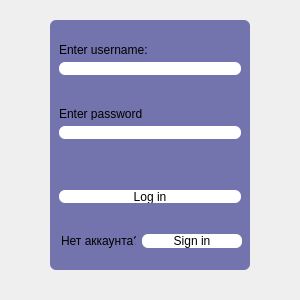
The window that UI/log_in.ui (TmT4elovek/Everyday-Application) describes before a commit, drawn with Qt 5.
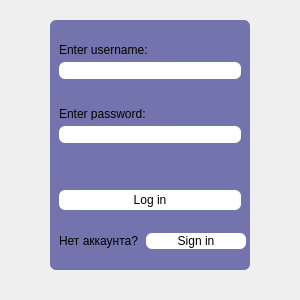
The same window after the commit.

Diff of the .ui file:
```diff
--- a/UI/log_in.ui
+++ b/UI/log_in.ui
@@ -78,6 +78,9 @@
         <height>50</height>
        </size>
       </property>
+      <property name="styleSheet">
+       <string notr="true">font: 87 10pt &quot;Segoe UI Black&quot;;</string>
+      </property>
       <property name="frameShape">
        <enum>QFrame::StyledPanel</enum>
       </property>
@@ -94,6 +97,12 @@
        </item>
        <item>
         <widget class="QLineEdit" name="username_edit">
+         <property name="minimumSize">
+          <size>
+           <width>0</width>
+           <height>17</height>
+          </size>
+         </property>
          <property name="styleSheet">
           <string notr="true">background: white;
 </string>
@@ -111,6 +120,9 @@
         <height>50</height>
        </size>
       </property>
+      <property name="styleSheet">
+       <string notr="true">font: 87 10pt &quot;Segoe UI Black&quot;;</string>
+      </property>
       <property name="frameShape">
        <enum>QFrame::StyledPanel</enum>
       </property>
@@ -121,12 +133,18 @@
        <item alignment="Qt::AlignTop">
         <widget class="QLabel" name="label_3">
          <property name="text">
-          <string>Enter password</string>
+          <string>Enter password:</string>
          </property>
         </widget>
        </item>
        <item alignment="Qt::AlignTop">
         <widget class="QLineEdit" name="password_edit">
+         <property name="minimumSize">
+          <size>
+           <width>0</width>
+           <height>17</height>
+          </size>
+         </property>
          <property name="styleSheet">
           <string notr="true">background: white;</string>
          </property>
@@ -162,6 +180,12 @@
        </item>
        <item alignment="Qt::AlignTop">
         <widget class="QPushButton" name="btn_enter">
+         <property name="minimumSize">
+          <size>
+           <width>0</width>
+           <height>20</height>
+          </size>
+         </property>
          <property name="cursor">
           <cursorShape>PointingHandCursor</cursorShape>
          </property>
@@ -209,6 +233,12 @@
        </property>
        <item>
         <widget class="QLabel" name="label_4">
+         <property name="minimumSize">
+          <size>
+           <width>83</width>
+           <height>0</height>
+          </size>
+         </property>
          <property name="maximumSize">
           <size>
            <width>75</width>
@@ -224,8 +254,8 @@
         <widget class="QPushButton" name="btn_to_reg">
          <property name="minimumSize">
           <size>
-           <width>16</width>
-           <height>0</height>
+           <width>0</width>
+           <height>16</height>
           </size>
          </property>
          <property name="maximumSize">
```
Left out of the diff: 9 changed lines with no effect on the pictures.
